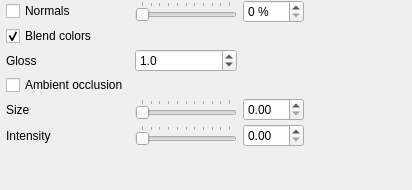
This is src/gui/forms/toolbar_rendernormalsgroup.ui in open-scan-crew/OpenScanTools as Qt 5 draws it before an edit. The edited form follows.
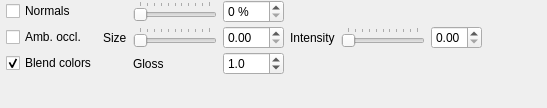
This is the edited form.

Commit message: improving layout in UIMove AO checkbox beside blend color (#151)

Diff of the .ui file:
```diff
--- a/src/gui/forms/toolbar_rendernormalsgroup.ui
+++ b/src/gui/forms/toolbar_rendernormalsgroup.ui
@@ -6,8 +6,8 @@
    <rect>
     <x>0</x>
     <y>0</y>
-    <width>412</width>
-    <height>190</height>
+    <width>547</width>
+    <height>108</height>
    </rect>
   </property>
   <property name="windowTitle">
@@ -29,17 +29,17 @@
    <property name="verticalSpacing">
     <number>3</number>
    </property>
+   <item row="4" column="4">
+    <widget class="QCheckBox" name="checkBox_blendColor">
+     <property name="text">
+      <string>Blend colors</string>
+     </property>
+     <property name="checked">
+      <bool>true</bool>
+     </property>
+    </widget>
+   </item>
    <item row="0" column="6">
-    <widget class="QSpinBox" name="spinBox_normalStrength">
-     <property name="suffix">
-      <string> %</string>
-     </property>
-     <property name="maximum">
-      <number>100</number>
-     </property>
-    </widget>
-   </item>
-   <item row="0" column="5">
     <widget class="QSlider" name="slider_normalStrength">
      <property name="sizePolicy">
       <sizepolicy hsizetype="Minimum" vsizetype="Fixed">
@@ -58,10 +58,10 @@
      </property>
     </widget>
    </item>
-   <item row="0" column="8">
-    <spacer name="horizontalSpacer">
+   <item row="6" column="4">
+    <spacer name="verticalSpacer">
      <property name="orientation">
-      <enum>Qt::Horizontal</enum>
+      <enum>Qt::Vertical</enum>
      </property>
      <property name="sizeHint" stdset="0">
       <size>
@@ -71,6 +71,40 @@
      </property>
     </spacer>
    </item>
+   <item row="1" column="4">
+    <widget class="QCheckBox" name="checkBox_ao">
+     <property name="text">
+      <string>Amb. occl.</string>
+     </property>
+    </widget>
+   </item>
+   <item row="1" column="8">
+    <widget class="QLabel" name="label_aoIntensity">
+     <property name="text">
+      <string>Intensity</string>
+     </property>
+    </widget>
+   </item>
+   <item row="1" column="6">
+    <widget class="QSlider" name="aoSizeSlider">
+     <property name="maximum">
+      <number>100</number>
+     </property>
+     <property name="orientation">
+      <enum>Qt::Horizontal</enum>
+     </property>
+     <property name="tickPosition">
+      <enum>QSlider::TicksAbove</enum>
+     </property>
+    </widget>
+   </item>
+   <item row="1" column="5">
+    <widget class="QLabel" name="label_aoSize">
+     <property name="text">
+      <string>Size</string>
+     </property>
+    </widget>
+   </item>
    <item row="0" column="4">
     <widget class="QCheckBox" name="normals_checkBox">
      <property name="layoutDirection">
@@ -84,37 +118,7 @@
      </property>
     </widget>
    </item>
-   <item row="6" column="4">
-    <spacer name="verticalSpacer">
-     <property name="orientation">
-      <enum>Qt::Vertical</enum>
-     </property>
-     <property name="sizeHint" stdset="0">
-      <size>
-       <width>0</width>
-       <height>0</height>
-      </size>
-     </property>
-    </spacer>
-   </item>
-   <item row="1" column="4">
-    <widget class="QCheckBox" name="checkBox_blendColor">
-     <property name="text">
-      <string>Blend colors</string>
-     </property>
-     <property name="checked">
-      <bool>true</bool>
-     </property>
-    </widget>
-   </item>
-   <item row="2" column="4">
-    <widget class="QLabel" name="label_sharpness">
-     <property name="text">
-      <string>Gloss</string>
-     </property>
-    </widget>
-   </item>
-   <item row="2" column="5">
+   <item row="4" column="7">
     <widget class="QDoubleSpinBox" name="doubleSpinBox_sharpness">
      <property name="decimals">
       <number>1</number>
@@ -127,34 +131,30 @@
      </property>
     </widget>
    </item>
-   <item row="3" column="4">
-    <widget class="QCheckBox" name="checkBox_ao">
-     <property name="text">
-      <string>Ambient occlusion</string>
+   <item row="0" column="7">
+    <widget class="QSpinBox" name="spinBox_normalStrength">
+     <property name="suffix">
+      <string> %</string>
      </property>
-    </widget>
-   </item>
-   <item row="4" column="4">
-    <widget class="QLabel" name="label_aoSize">
-     <property name="text">
-      <string>Size</string>
-     </property>
-    </widget>
-   </item>
-   <item row="4" column="5">
-    <widget class="QSlider" name="aoSizeSlider">
      <property name="maximum">
       <number>100</number>
      </property>
+    </widget>
+   </item>
+   <item row="0" column="11">
+    <spacer name="horizontalSpacer">
      <property name="orientation">
       <enum>Qt::Horizontal</enum>
      </property>
-     <property name="tickPosition">
-      <enum>QSlider::TicksAbove</enum>
+     <property name="sizeHint" stdset="0">
+      <size>
+       <width>0</width>
+       <height>0</height>
+      </size>
      </property>
-    </widget>
+    </spacer>
    </item>
-   <item row="4" column="6">
+   <item row="1" column="7">
     <widget class="QDoubleSpinBox" name="aoSizeSpinBox">
      <property name="locale">
       <locale language="C" country="AnyCountry"/>
@@ -170,14 +170,14 @@
      </property>
     </widget>
    </item>
-   <item row="5" column="4">
-    <widget class="QLabel" name="label_aoIntensity">
+   <item row="4" column="6">
+    <widget class="QLabel" name="label_sharpness">
      <property name="text">
-      <string>Intensity</string>
+      <string>Gloss</string>
      </property>
     </widget>
    </item>
-   <item row="5" column="5">
+   <item row="1" column="9">
     <widget class="QSlider" name="aoIntensitySlider">
      <property name="maximum">
       <number>100</number>
@@ -190,7 +190,7 @@
      </property>
     </widget>
    </item>
-   <item row="5" column="6">
+   <item row="1" column="10">
     <widget class="QDoubleSpinBox" name="aoIntensitySpinBox">
      <property name="locale">
       <locale language="C" country="AnyCountry"/>
```
Left out of the diff: 9 changed lines with no effect on the pictures. The commit also changes 1 other file.
